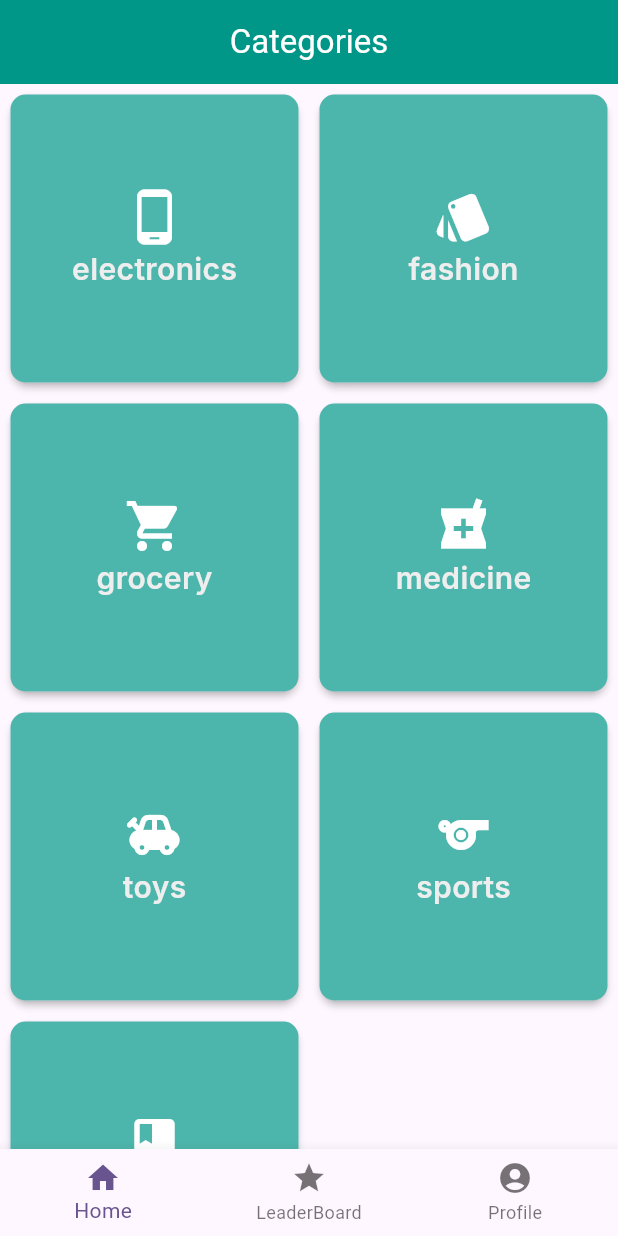
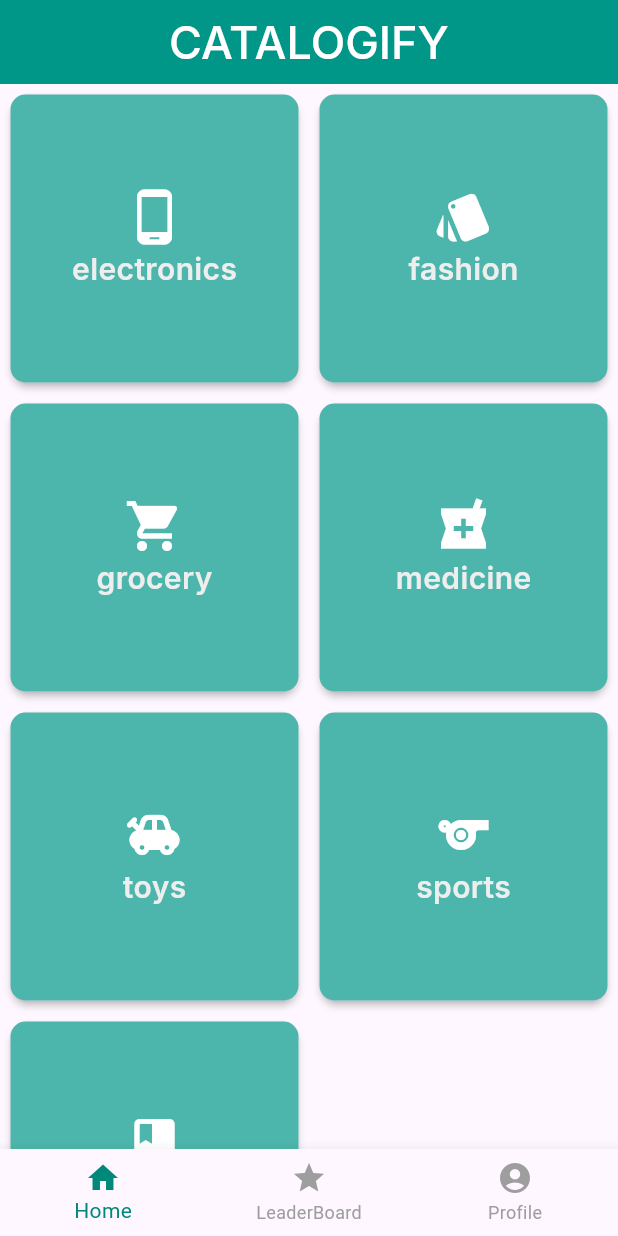
Before and after one commit to Ahmedazim7804/Catalogify-Frontend, a Flutter app: the LeaderBoardCategories screen opened by its route, on a phone screen of 412 x 824 dp. Run offline on Flutter 3.47's test engine with Material 3 defaults, Android fonts, the phone set to English and light mode, and no system bars; our stand-ins replace awesome_snackbar_content, carousel_slider, file_picker, firebase_auth, firebase_core, firebase_storage and 9 more; accounts and stored records are empty; network calls fail.

Commit message:
bottom navigation bar

```diff
--- a/lib/root_scaffold.dart
+++ b/lib/root_scaffold.dart
@@ -43,7 +43,10 @@ class _RootScaffoldState extends State<RootScaffold> {
         child: Scaffold(
           body: widget.child,
           bottomNavigationBar: BottomNavigationBar(
+
               currentIndex: _selectedIndex,
+              selectedItemColor: Colors.teal.shade600,
+              unselectedItemColor: Colors.grey.shade500,
               onTap: onItemTapped,
               items: const [
                 BottomNavigationBarItem(icon: Icon(Icons.home), label: "Home"),
--- a/lib/screens/leaderboard_categories.dart
+++ b/lib/screens/leaderboard_categories.dart
@@ -2,7 +2,7 @@ import 'package:flutter/material.dart';
 import 'package:go_router/go_router.dart';
 import 'package:google_fonts/google_fonts.dart';
 import 'package:inno_hack/core/constants.dart';
-
+import "package:inno_hack/utilities/constants.dart";
 class LeaderBoardCategories extends StatefulWidget {
   const LeaderBoardCategories({super.key});
 
@@ -27,8 +27,8 @@ class _LeaderBoardCategoriesState extends State<LeaderBoardCategories> {
       appBar: AppBar(
         foregroundColor: Colors.white,
         backgroundColor: Colors.teal,
-        title: const Center(
-          child: Text("Categories"),
+        title:  Center(
+          child: Text("CATALOGIFY", style:kTitleAppbar),
         ),
       ),
       body: GridView.count(
--- a/lib/utilities/constants.dart
+++ b/lib/utilities/constants.dart
@@ -4,3 +4,4 @@ import "package:google_fonts/google_fonts.dart";
 TextStyle kNormalTextStyle = GoogleFonts.inter(fontSize: 15);
 TextStyle kLargeTextStyle =
     GoogleFonts.inter(fontSize: 20, fontWeight: FontWeight.w600);
+TextStyle kTitleAppbar= GoogleFonts.inter(fontSize: 30, fontWeight: FontWeight.w500);
```
Also changed, not shown: lib/screens/login_screen.dart (+7 -0 lines).
